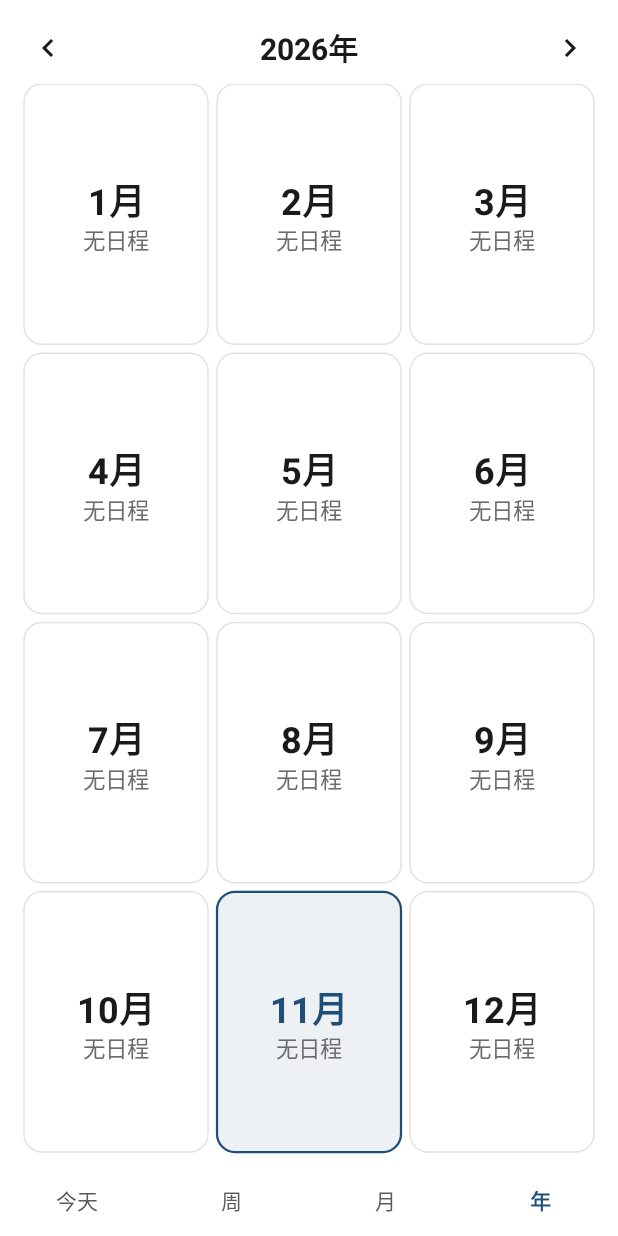
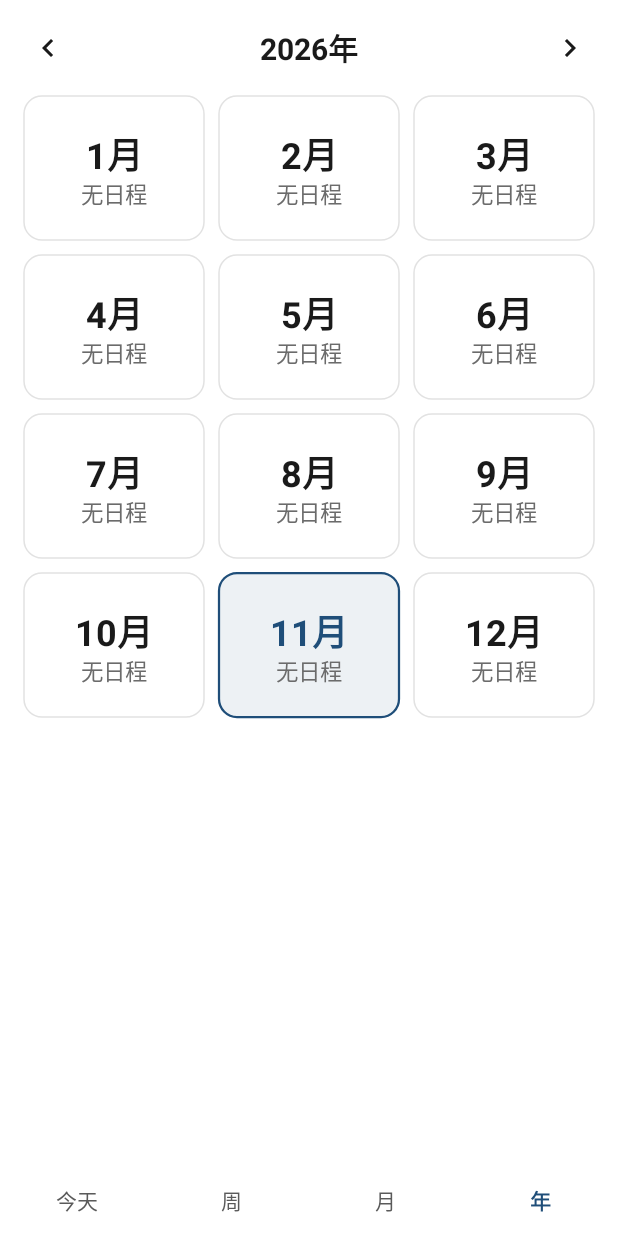
Before and after one commit to lwhlove1221/zzq-calendar-android, an Android app: the YearActivity screen opened directly, with no data from a screen before it, on a phone screen of 412 x 824 dp. Run offline under Robolectric (Android 15) with nearby library versions, the phone set to English and light mode, and no system bars.

Commit message:
年视图不再拉伸铺满：固定高度月卡 + 底部留白（ZZQ-57） (#8)
Co-authored-by: multica-agent <agent@multica.ai>

```diff
--- a/app/src/main/java/com/zzq/calendar/ui/YearGridView.kt
+++ b/app/src/main/java/com/zzq/calendar/ui/YearGridView.kt
@@ -27,7 +27,7 @@ class YearGridView @JvmOverloads constructor(
     var onMonthClick: ((YearMonth) -> Unit)? = null
 
     private val dpScale = resources.displayMetrics.density
-    private val cellGap = 6f * dpScale
+    private val cellGap = 10f * dpScale
 
     private val monthTextPaint = TextPaint(Paint.ANTI_ALIAS_FLAG).apply {
         setTextSize(24f * dpScale)
@@ -81,7 +81,7 @@ class YearGridView @JvmOverloads constructor(
 
     override fun onMeasure(widthMeasureSpec: Int, heightMeasureSpec: Int) {
         val width = resolveSize(suggestedMinimumWidth, widthMeasureSpec)
-        val desiredHeight = (4 * 120 * dpScale).toInt() + paddingTop + paddingBottom
+        val desiredHeight = (4 * CARD_HEIGHT_DP * dpScale + 3 * cellGap).toInt() + paddingTop + paddingBottom
         setMeasuredDimension(width, resolveSize(desiredHeight, heightMeasureSpec))
     }
 
@@ -160,6 +160,10 @@ class YearGridView @JvmOverloads constructor(
     internal fun monthAt(x: Float, y: Float): YearMonth? =
         monthRects.firstOrNull { it.second.contains(x, y) }?.first
 
+    private companion object {
+        const val CARD_HEIGHT_DP = 96f
+    }
+
     internal fun monthRectsForTest(): List<Pair<YearMonth, RectF>> = monthRects.toList()
 
     internal fun monthCountsForTest(): Map<Int, Int> = monthCounts
--- a/app/src/main/res/layout/activity_year.xml
+++ b/app/src/main/res/layout/activity_year.xml
@@ -47,11 +47,16 @@
     <com.zzq.calendar.ui.YearGridView
         android:id="@+id/yearGrid"
         android:layout_width="match_parent"
-        android:layout_height="0dp"
-        android:layout_weight="1"
+        android:layout_height="wrap_content"
+        android:paddingTop="@dimen/spacing_small"
         android:paddingStart="@dimen/screen_padding"
         android:paddingEnd="@dimen/screen_padding"
         android:paddingBottom="@dimen/spacing_small" />
+
+    <Space
+        android:layout_width="match_parent"
+        android:layout_height="0dp"
+        android:layout_weight="1" />
 
     <LinearLayout
         android:id="@+id/tabBar"
```
